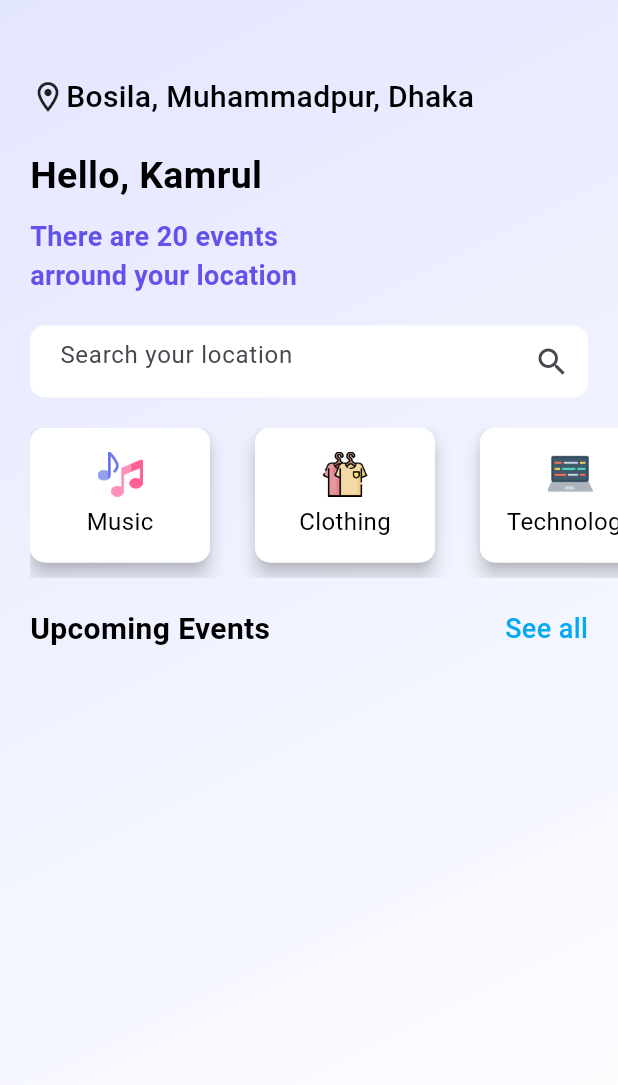
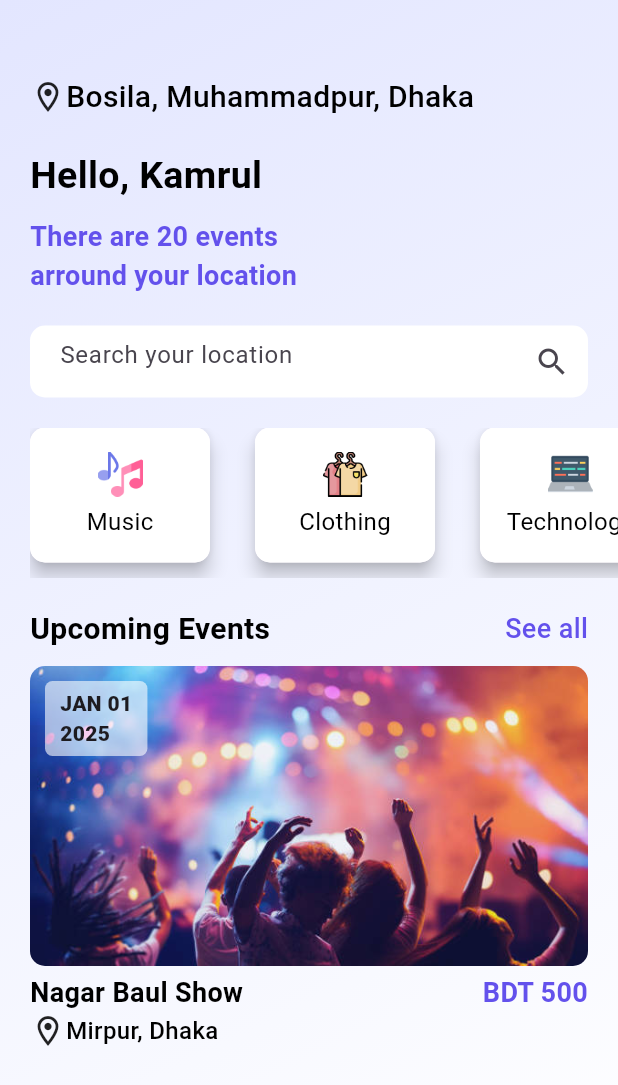
Before and after one commit to khsujon/Event_booking-App, a Flutter app: the screen it shows after launch, on a phone screen of 412 x 824 dp. Shown: the top 1085 px of the screen. Run offline on Flutter 3.47's test engine with Material 3 defaults, Android fonts, the phone set to English and light mode, and no system bars.

Commit message:
Upcoming event design done

```diff
--- a/lib/pages/home_screen.dart
+++ b/lib/pages/home_screen.dart
@@ -153,11 +153,86 @@ class _HomeScreenState extends State<HomeScreen> {
                   style: TextStyle(
                       fontSize: 18.0,
                       fontWeight: FontWeight.w500,
-                      color: Colors.lightBlue),
+                      color: Color(0xff6351ec)),
                 ),
               ],
             ),
-          )
+          ),
+
+          SizedBox(height: 10.0),
+
+          Container(
+            margin: EdgeInsets.only(right: 20.0),
+            child: Stack(
+              children: [
+                ClipRRect(
+                  borderRadius: BorderRadius.circular(10.0),
+                  child: Image.asset(
+                    "images/concert.jpg",
+                    width: MediaQuery.of(context).size.width,
+                    height: 200,
+                    fit: BoxFit.cover,
+                  ),
+                ),
+                Positioned(
+                  top: 10,
+                  left: 10,
+                  child: Container(
+                    padding: EdgeInsets.symmetric(vertical: 5, horizontal: 10),
+                    decoration: BoxDecoration(
+                        color: Colors.white.withOpacity(0.6),
+                        borderRadius: BorderRadius.circular(5)),
+                    child: Text(
+                      "JAN 01\n2025",
+                      style:
+                          TextStyle(fontSize: 14, fontWeight: FontWeight.w800),
+                    ),
+                  ),
+                ),
+              ],
+            ),
+          ),
+
+          SizedBox(
+            height: 5,
+          ),
+          //event name and pricing
+          Row(
+            mainAxisAlignment: MainAxisAlignment.spaceBetween,
+            children: [
+              Text(
+                "Nagar Baul Show",
+                style: TextStyle(
+                    fontSize: 18.0,
+                    fontWeight: FontWeight.bold,
+                    color: Colors.black),
+              ),
+              Padding(
+                padding: const EdgeInsets.only(right: 20.0),
+                child: Text(
+                  "BDT 500",
+                  style: TextStyle(
+                      fontSize: 18.0,
+                      fontWeight: FontWeight.bold,
+                      color: Color(0xff6351ec)),
+                ),
+              )
+            ],
+          ),
+
+          //Event Location
+          Row(
+            children: [
+              Icon(Icons.location_on_outlined),
+              Text(
+                "Mirpur, Dhaka",
+                style: TextStyle(
+                    color: Colors.black,
+                    fontSize: 16.0,
+                    fontWeight: FontWeight.w500),
+              ),
+            ],
+          ),
         ],
       ),
     ));
```
Also changed, not shown: images/concert.jpg (added).
